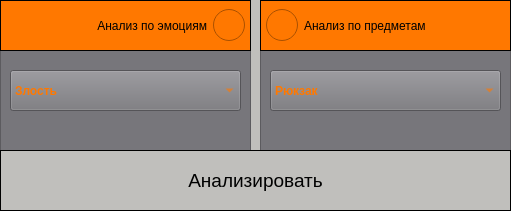
Old version of the form target_analysis_ui.ui in the repository darktau34/VKR_videoanalysis_programm.
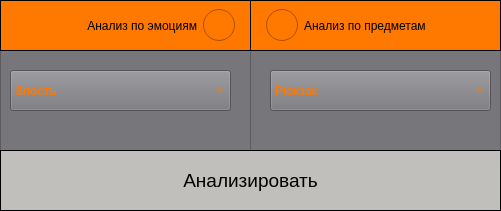
New version of the form.

Commit message: Finished work on Target Analysis

Patch:
```diff
--- a/target_analysis_ui.ui
+++ b/target_analysis_ui.ui
@@ -6,7 +6,7 @@
    <rect>
     <x>0</x>
     <y>0</y>
-    <width>511</width>
+    <width>501</width>
     <height>211</height>
    </rect>
   </property>
@@ -181,7 +181,7 @@
 	border-style: solid;
 	border-width: 1px;
 	border-color: rgb(0, 0, 0);
-	padding-right: 5px;
+	padding-right: 15px;
 }
 </string>
      </property>
@@ -197,7 +197,7 @@
       <rect>
        <x>10</x>
        <y>70</y>
-       <width>231</width>
+       <width>221</width>
        <height>41</height>
       </rect>
      </property>
@@ -264,7 +264,7 @@
    <widget class="QFrame" name="frame_2">
     <property name="geometry">
      <rect>
-      <x>260</x>
+      <x>250</x>
       <y>0</y>
       <width>251</width>
       <height>151</height>
@@ -315,7 +315,7 @@
 	border-style: solid;
 	border-width: 1px;
 	border-color: rgb(0, 0, 0);
-	padding-left: 5px;
+	padding-left: 15px;
 }
 </string>
      </property>
@@ -329,9 +329,9 @@
     <widget class="QComboBox" name="list_items">
      <property name="geometry">
       <rect>
-       <x>10</x>
+       <x>20</x>
        <y>70</y>
-       <width>231</width>
+       <width>221</width>
        <height>41</height>
       </rect>
      </property>
@@ -425,7 +425,7 @@
      <rect>
       <x>0</x>
       <y>150</y>
-      <width>511</width>
+      <width>501</width>
       <height>61</height>
      </rect>
     </property>
```
The commit also changes 8 other files.
